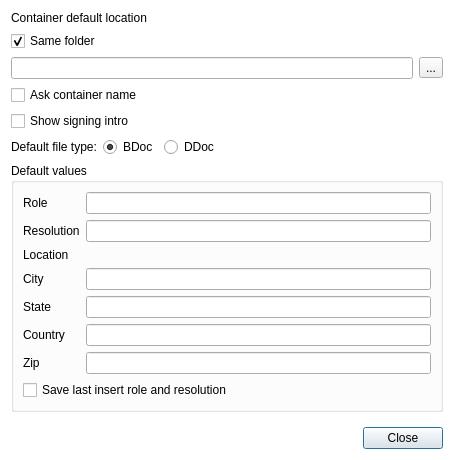
The window that qdigidocclient/trunk/src/ui/Settings.ui (tixsys/esteid) describes before a commit, drawn with Qt 5.
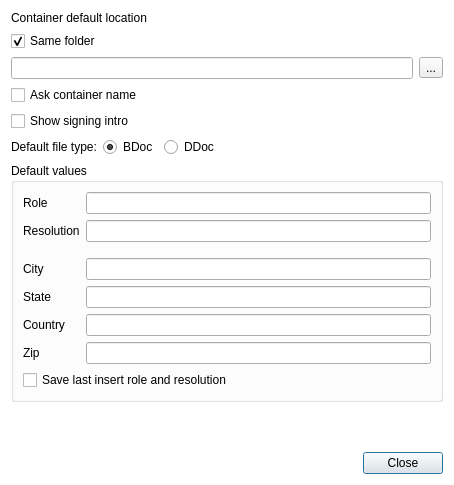
The same window after the commit.

Commit message: qdigidocclient: replace with spacer

```diff
--- a/qdigidocclient/trunk/src/ui/Settings.ui
+++ b/qdigidocclient/trunk/src/ui/Settings.ui
@@ -7,7 +7,7 @@
     <x>0</x>
     <y>0</y>
     <width>454</width>
-    <height>460</height>
+    <height>485</height>
    </rect>
   </property>
   <property name="windowTitle">
@@ -138,13 +138,6 @@
       <item row="1" column="1">
        <widget class="QLineEdit" name="signResolutionInput"/>
       </item>
-      <item row="2" column="0">
-       <widget class="QLabel" name="signLocationLabel">
-        <property name="text">
-         <string>Location</string>
-        </property>
-       </widget>
-      </item>
       <item row="3" column="0">
        <widget class="QLabel" name="signCityLabel">
         <property name="text">
@@ -192,6 +185,22 @@
         </property>
        </widget>
       </item>
+      <item row="2" column="1">
+       <spacer name="signLocationSpacer">
+        <property name="orientation">
+         <enum>Qt::Vertical</enum>
+        </property>
+        <property name="sizeType">
+         <enum>QSizePolicy::Fixed</enum>
+        </property>
+        <property name="sizeHint" stdset="0">
+         <size>
+          <width>20</width>
+          <height>10</height>
+         </size>
+        </property>
+       </spacer>
+      </item>
      </layout>
     </widget>
    </item>
```
